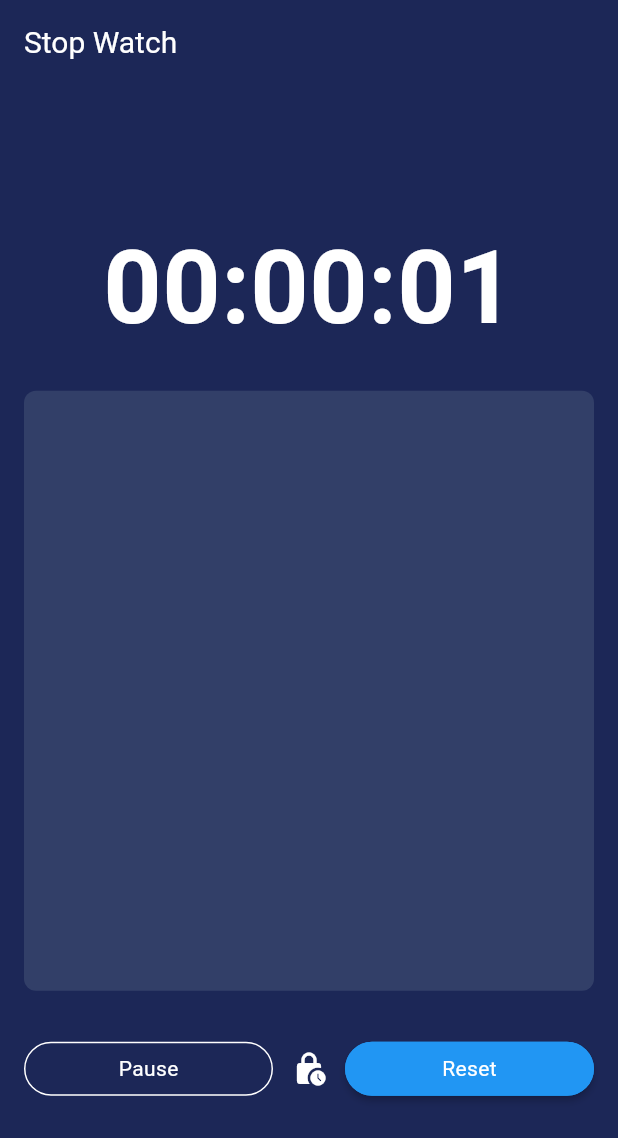
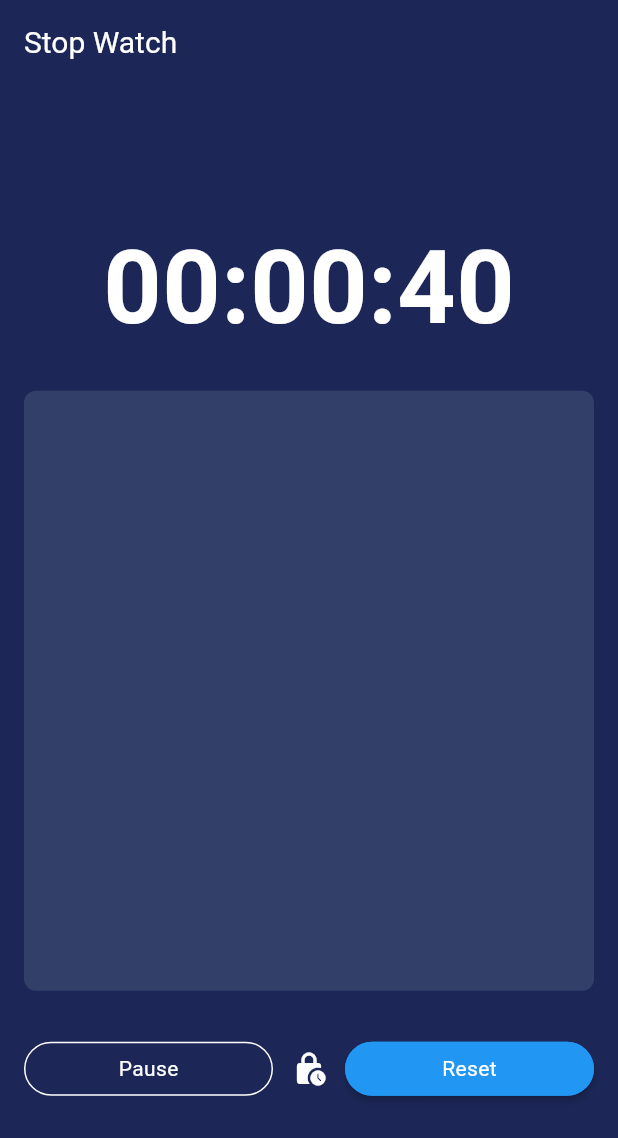
Before and after one commit to Elabs-llc/PRODIGY_AD_03, a Flutter app: the screen it shows after launch, after a tap on "Start", on a phone screen of 412 x 824 dp. Shown: the top 1138 px of the screen. Run offline on Flutter 3.47's test engine with Material 3 defaults, Android fonts, the phone set to English and light mode, and no system bars.

```diff
--- a/lib/pages/stopwatch.dart
+++ b/lib/pages/stopwatch.dart
@@ -53,7 +53,7 @@ class _StopWatchState extends State<StopWatch> {
   // start timer function
   void startTimer() {
     isStarted = true;
-    timer = Timer.periodic(const Duration(seconds: 1), (timer) {
+    timer = Timer.periodic(const Duration(milliseconds: 30), (timer) {
       int localSeconds = seconds + 1;
       int localMinutes = minutes;
       int localHours = hours;
```
